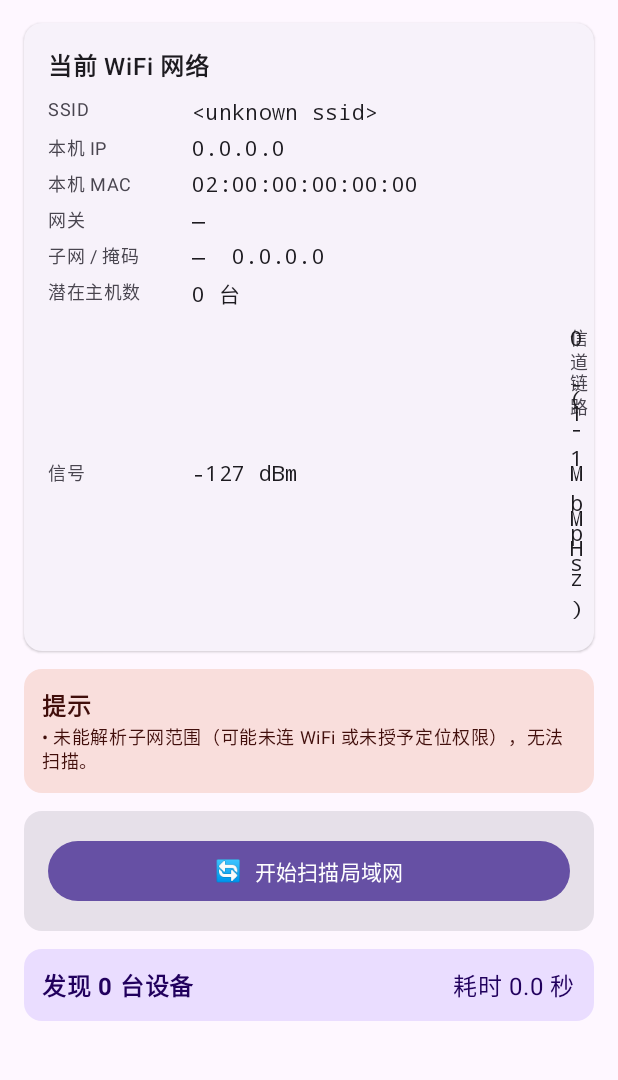
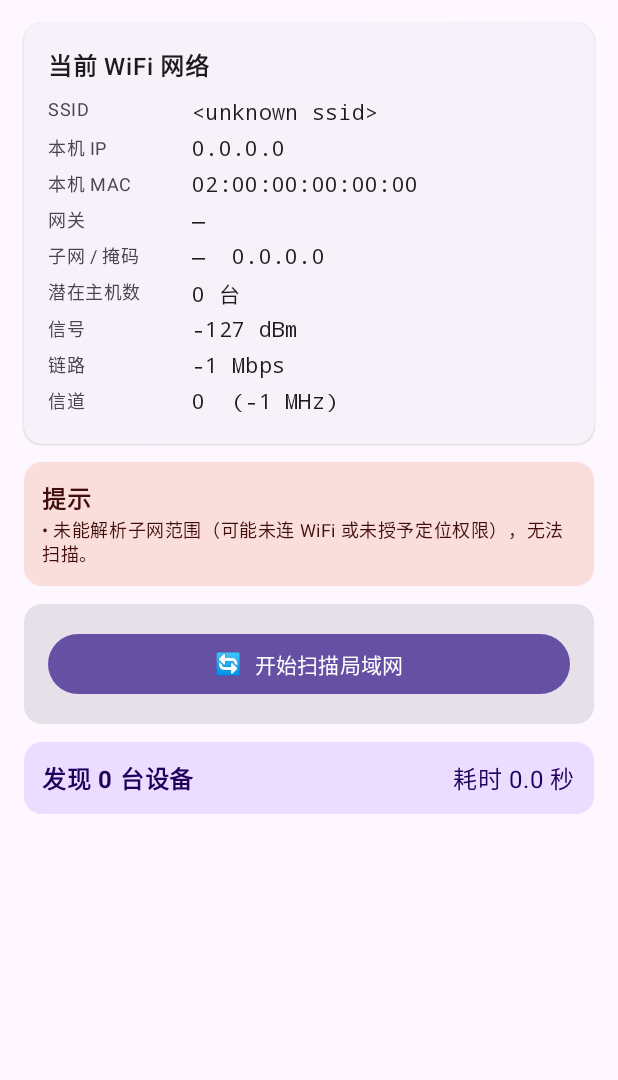
Before and after one commit to ZapcoMan/EquipmentScanning, an Android app built with Jetpack Compose: the screen it shows after launch (MainActivity), after a tap on an icon or button, on a phone screen of 412 x 824 dp, the part 97-1177 px from its top. Run offline under Robolectric (Android 15) with nearby library versions, the phone set to English and light mode, and no system bars; 3 statements that could not run were skipped.

Commit message:
fix(ui): WiFi 信息卡信号/链路/信道拆行，修复布局挤压重叠

```diff
--- a/app/src/main/java/com/example/demo2026112202/ui/ScanScreen.kt
+++ b/app/src/main/java/com/example/demo2026112202/ui/ScanScreen.kt
@@ -114,13 +114,9 @@ private fun WifiInfoCard(wifi: WifiNetworkInfo) {
             InfoLine("网关", wifi.gatewayIp ?: "—")
             InfoLine("子网 / 掩码", "${wifi.networkAddress ?: "—"}  ${wifi.subnetMask ?: "—"}")
             InfoLine("潜在主机数", "${wifi.hostCount} 台")
-            Row(verticalAlignment = Alignment.CenterVertically, modifier = Modifier.padding(top = 6.dp)) {
-                InfoLine("信号", "${wifi.signalDbm} dBm")
-                Spacer(Modifier.width(16.dp))
-                InfoLine("链路", "${wifi.linkSpeedMbps} Mbps")
-                Spacer(Modifier.width(16.dp))
-                InfoLine("信道", "${wifi.channel}  (${wifi.frequencyMhz} MHz)")
-            }
+            InfoLine("信号", "${wifi.signalDbm} dBm")
+            InfoLine("链路", "${wifi.linkSpeedMbps} Mbps")
+            InfoLine("信道", "${wifi.channel}  (${wifi.frequencyMhz} MHz)")
             wifi.bssid?.let { InfoLine("BSSID", it) }
         }
     }
```
